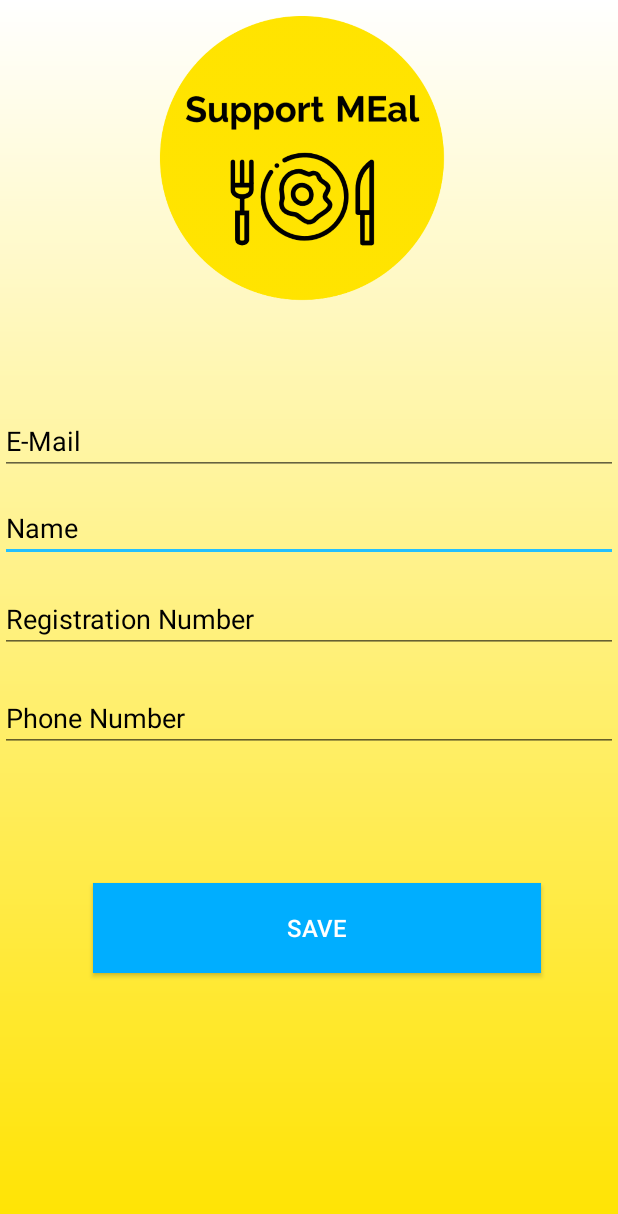
After one commit to Chellx/MealPlannerApp, an Android app: the NutritProfile screen opened directly, with no data from a screen before it, on a phone screen of 412 x 824 dp. The commit adds this screen. Shown: the top 1214 px of the screen. Run offline under Robolectric (Android 15) with nearby library versions, the phone set to English and light mode, and no system bars.

Commit message:
Created nutritionist profile and patient page

```diff
--- a/app/src/main/AndroidManifest.xml
+++ b/app/src/main/AndroidManifest.xml
@@ -15,7 +15,9 @@
         android:roundIcon="@mipmap/ic_launcher_round"
         android:supportsRtl="true"
         android:theme="@style/AppTheme">
-        <activity android:name=".NutritHomePage"></activity>
+        <activity android:name=".NutritPatients"></activity>
+        <activity android:name=".NutritProfile" />
+        <activity android:name=".NutritHomePage" />
         <activity android:name=".MealRecipeView" />
         <activity
             android:name="com.journeyapps.barcodescanner.CaptureActivity"
--- /dev/null
+++ b/app/src/main/java/com/example/mealplannerapp/NutritProfile.java
@@ -0,0 +1,14 @@
+package com.example.mealplannerapp;
+
+import androidx.appcompat.app.AppCompatActivity;
+
+import android.os.Bundle;
+
+public class NutritProfile extends AppCompatActivity {
+
+    @Override
+    protected void onCreate(Bundle savedInstanceState) {
+        super.onCreate(savedInstanceState);
+        setContentView(R.layout.activity_nutrit_profile);
+    }
+}
--- a/app/src/main/java/com/example/mealplannerapp/UserHomePage.java
+++ b/app/src/main/java/com/example/mealplannerapp/UserHomePage.java
@@ -58,4 +58,6 @@ public class UserHomePage extends AppCompatActivity {
         intent.putExtras(bundle);
         startActivity(intent);
     }
+
+
 }
--- a/app/src/main/res/layout/activity_nutrit_home_page.xml
+++ b/app/src/main/res/layout/activity_nutrit_home_page.xml
@@ -4,7 +4,7 @@
     xmlns:tools="http://schemas.android.com/tools"
     android:layout_width="match_parent"
     android:layout_height="match_parent"
-    tools:context=".UserHomePage"
+    tools:context=".NutritHomePage"
     android:background="@drawable/gradient_background">
 
 
@@ -32,6 +32,7 @@
         android:ems="16"
         android:text="Profile"
         android:textColor="#fff"
+        android:onClick="goToNutritProfileScreen"
         android:theme="@style/buttonStyle" />
 
 
@@ -50,6 +51,7 @@
         android:ems="16"
         android:text="Patients"
         android:textColor="#fff"
+        android:onClick="goToPatientScreen"
         android:theme="@style/buttonStyle" />
 
     <Button
@@ -65,7 +67,6 @@
         android:layout_marginBottom="181dp"
         android:background="#00aeff"
         android:ems="16"
-        android:onClick="goToRecipeScreen"
         android:text="RECIPES"
         android:textColor="#fff"
         android:theme="@style/buttonStyle" />
--- /dev/null
+++ b/app/src/main/res/layout/activity_nutrit_profile.xml
@@ -0,0 +1,96 @@
+<?xml version="1.0" encoding="utf-8"?>
+
+
+
+
+<ScrollView xmlns:android="http://schemas.android.com/apk/res/android"
+    xmlns:app="http://schemas.android.com/apk/res-auto"
+    xmlns:tools="http://schemas.android.com/tools"
+    android:layout_width="fill_parent"
+    android:layout_height="fill_parent"
+    android:fillViewport="true"
+    >
+
+    <RelativeLayout
+        android:layout_width="match_parent"
+        android:layout_height="match_parent"
+        tools:context=".NutritProfile"
+        android:background="@drawable/gradient_background">
+
+
+        <ImageView
+            android:layout_width="218dp"
+            android:layout_height="253dp"
+            android:layout_alignParentTop="true"
+            android:layout_alignParentEnd="true"
+            android:layout_marginTop="-15dp"
+            android:layout_marginEnd="98dp"
+            android:src="@drawable/nutritlogo" />
+
+        <EditText
+            android:id="@+id/et_email"
+            android:layout_width="match_parent"
+            android:layout_height="wrap_content"
+            android:layout_alignParentTop="true"
+            android:layout_marginTop="271dp"
+            android:ems="16"
+            android:hint="E-Mail"
+            android:textColorHint="#000000"
+            tools:layout_editor_absoluteX="100dp"
+            tools:layout_editor_absoluteY="240dp"
+            android:focusable="false"
+            android:clickable="false"/>
+
+        <EditText
+            android:id="@+id/et_name"
+            android:layout_width="match_parent"
+            android:layout_height="wrap_content"
+            android:layout_alignParentTop="true"
+            android:layout_marginTop="329dp"
+            android:ems="16"
+            android:hint="Name"
+            android:textColorHint="#000000"
+            tools:layout_editor_absoluteX="100dp"
+            tools:layout_editor_absoluteY="240dp" />
+
+        <EditText
+            android:id="@+id/et_regNum"
+            android:layout_width="match_parent"
+            android:layout_height="wrap_content"
+            android:layout_alignParentTop="true"
+            android:layout_marginTop="390dp"
+            android:ems="16"
+            android:hint="Registration Number"
+            android:textColorHint="#000000"
+            tools:layout_editor_absoluteX="100dp"
+            tools:layout_editor_absoluteY="240dp" />
+
+        <EditText
+            android:id="@+id/et_phoneNum"
+            android:layout_width="match_parent"
+            android:layout_height="wrap_content"
+            android:layout_alignParentTop="true"
+            android:layout_marginTop="456dp"
+            android:ems="16"
+            android:hint="Phone Number"
+            android:textColorHint="#000000"
+            tools:layout_editor_absoluteX="100dp"
+            tools:layout_editor_absoluteY="240dp" />
+
+        <Button
+            android:id="@+id/btn_addprofile"
+            android:layout_width="wrap_content"
+            android:layout_height="60dp"
+            android:layout_below="@+id/et_name"
+            android:layout_alignParentEnd="true"
+            android:layout_marginTop="214dp"
+            android:layout_marginEnd="51dp"
+            android:background="#00aeff"
+            android:ems="16"
+            android:text="SAVE"
+            android:textColor="#fff"
+            android:theme="@style/buttonStyle" />
+
+
+    </RelativeLayout>
+</ScrollView>
```
Also changed, not shown: app/src/main/java/com/example/mealplannerapp/NutritHomePage.java (+18 -0 lines), app/src/main/java/com/example/mealplannerapp/NutritPatients.java (added, +14 -0 lines), app/src/main/res/layout/activity_current_meal_plan.xml (+31 -24 lines), app/src/main/res/layout/activity_meal_recipe_view.xml (+20 -12 lines), app/src/main/res/layout/activity_nutrit_patients.xml (added, +77 -0 lines), app/src/main/res/layout/activity_user_home_page.xml (+0 -16 lines), app/src/main/res/layout/activity_user_profile.xml (+16 -2 lines).
